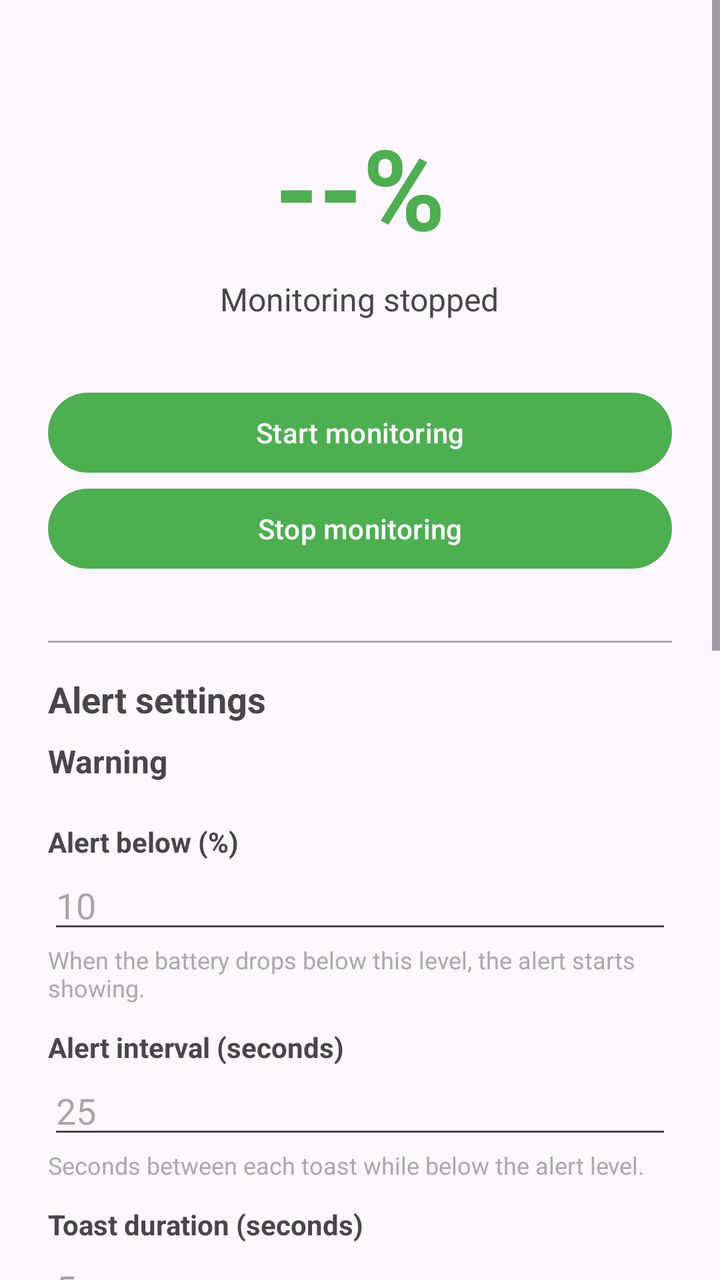
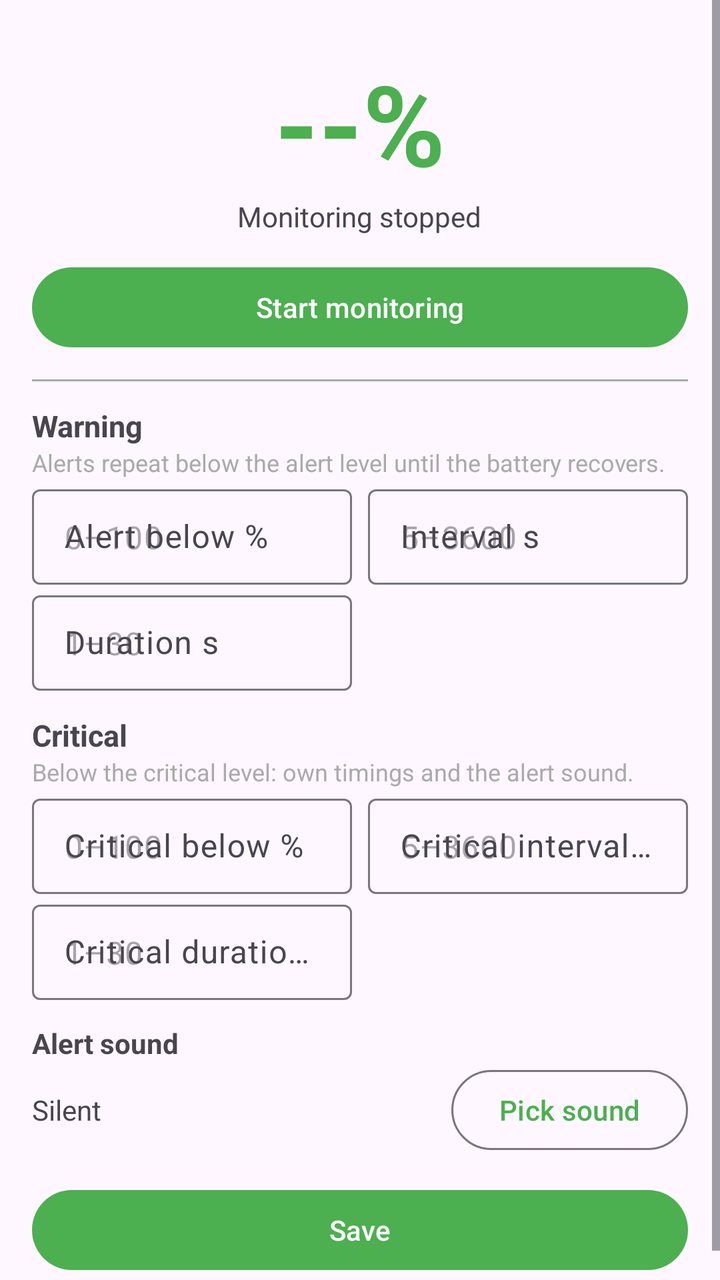

Screens rendered from an Android XML layout before and after an edit, with the pre-edit source and the edit as a unified diff.
<!-- AndroidManifest.xml: application theme Theme.BattWarn -->
<!-- res/layout/activity_main.xml -->
<?xml version="1.0" encoding="utf-8"?>
<ScrollView xmlns:android="http://schemas.android.com/apk/res/android"
    android:layout_width="match_parent"
    android:layout_height="match_parent">

    <LinearLayout
        android:layout_width="match_parent"
        android:layout_height="wrap_content"
        android:orientation="vertical"
        android:gravity="center_horizontal"
        android:padding="24dp">

        <TextView
            android:id="@+id/battery_text"
            android:layout_width="wrap_content"
            android:layout_height="wrap_content"
            android:layout_marginTop="32dp"
            android:text="@string/battery_placeholder"
            android:textColor="@color/battery_green"
            android:textSize="56sp"
            android:textStyle="bold" />

        <TextView
            android:id="@+id/status_text"
            android:layout_width="wrap_content"
            android:layout_height="wrap_content"
            android:layout_marginTop="8dp"
            android:gravity="center"
            android:text="@string/status_stopped"
            android:textSize="16sp" />

        <Button
            android:id="@+id/start_button"
            android:layout_width="match_parent"
            android:layout_height="wrap_content"
            android:layout_marginTop="32dp"
            android:text="@string/start_monitoring" />

        <Button
            android:id="@+id/stop_button"
            android:layout_width="match_parent"
            android:layout_height="wrap_content"
            android:text="@string/stop_monitoring" />

        <View
            android:layout_width="match_parent"
            android:layout_height="1dp"
            android:layout_marginTop="32dp"
            android:layout_marginBottom="16dp"
            android:background="@android:color/darker_gray" />

        <TextView
            android:layout_width="match_parent"
            android:layout_height="wrap_content"
            android:text="@string/settings_title"
            android:textSize="18sp"
            android:textStyle="bold" />

        <TextView
            android:layout_width="match_parent"
            android:layout_height="wrap_content"
            android:layout_marginTop="8dp"
            android:text="@string/warning_title"
            android:textSize="16sp"
            android:textStyle="bold" />

        <TextView
            android:id="@+id/label_alert"
            android:layout_width="match_parent"
            android:layout_height="wrap_content"
            android:layout_marginTop="20dp"
            android:text="@string/label_alert"
            android:textSize="14sp"
            android:textStyle="bold" />

        <EditText
            android:id="@+id/alert_field"
            android:layout_width="match_parent"
            android:layout_height="wrap_content"
            android:hint="10"
            android:inputType="number"
            android:maxLines="1" />

        <TextView
            android:layout_width="match_parent"
            android:layout_height="wrap_content"
            android:text="@string/desc_alert"
            android:textSize="12sp"
            android:textColor="@android:color/darker_gray" />

        <TextView
            android:id="@+id/label_interval"
            android:layout_width="match_parent"
            android:layout_height="wrap_content"
            android:layout_marginTop="12dp"
            android:text="@string/label_interval"
            android:textSize="14sp"
            android:textStyle="bold" />

        <EditText
            android:id="@+id/interval_field"
            android:layout_width="match_parent"
            android:layout_height="wrap_content"
            android:hint="25"
            android:inputType="number"
            android:maxLines="1" />

        <TextView
            android:layout_width="match_parent"
            android:layout_height="wrap_content"
            android:text="@string/desc_interval"
            android:textSize="12sp"
            android:textColor="@android:color/darker_gray" />

        <TextView
            android:id="@+id/label_duration"
            android:layout_width="match_parent"
            android:layout_height="wrap_content"
            android:layout_marginTop="12dp"
            android:text="@string/label_duration"
            android:textSize="14sp"
            android:textStyle="bold" />

        <EditText
            android:id="@+id/duration_field"
            android:layout_width="match_parent"
            android:layout_height="wrap_content"
            android:hint="5"
            android:inputType="number"
            android:maxLines="1" />

        <TextView
            android:layout_width="match_parent"
            android:layout_height="wrap_content"
            android:text="@string/desc_duration"
            android:textSize="12sp"
            android:textColor="@android:color/darker_gray" />

        <TextView
            android:layout_width="match_parent"
            android:layout_height="wrap_content"
            android:layout_marginTop="20dp"
            android:text="@string/critical_title"
            android:textSize="16sp"
            android:textStyle="bold" />

        <TextView
            android:id="@+id/label_critical"
            android:layout_width="match_parent"
            android:layout_height="wrap_content"
            android:layout_marginTop="12dp"
            android:text="@string/label_critical"
            android:textSize="14sp"
            android:textStyle="bold" />

        <EditText
            android:id="@+id/critical_field"
            android:layout_width="match_parent"
            android:layout_height="wrap_content"
            android:hint="5"
            android:inputType="number"
            android:maxLines="1" />

        <TextView
            android:layout_width="match_parent"
            android:layout_height="wrap_content"
            android:text="@string/desc_critical"
            android:textSize="12sp"
            android:textColor="@android:color/darker_gray" />

        <TextView
            android:id="@+id/label_critical_interval"
            android:layout_width="match_parent"
            android:layout_height="wrap_content"
            android:layout_marginTop="12dp"
            android:text="@string/label_critical_interval"
            android:textSize="14sp"
            android:textStyle="bold" />

        <EditText
            android:id="@+id/critical_interval_field"
            android:layout_width="match_parent"
            android:layout_height="wrap_content"
            android:hint="15"
            android:inputType="number"
            android:maxLines="1" />

        <TextView
            android:layout_width="match_parent"
            android:layout_height="wrap_content"
            android:text="@string/desc_critical_interval"
            android:textSize="12sp"
            android:textColor="@android:color/darker_gray" />

        <TextView
            android:id="@+id/label_critical_duration"
            android:layout_width="match_parent"
            android:layout_height="wrap_content"
            android:layout_marginTop="12dp"
            android:text="@string/label_critical_duration"
            android:textSize="14sp"
            android:textStyle="bold" />

        <EditText
            android:id="@+id/critical_duration_field"
            android:layout_width="match_parent"
            android:layout_height="wrap_content"
            android:hint="5"
            android:inputType="number"
            android:maxLines="1" />

        <TextView
            android:layout_width="match_parent"
            android:layout_height="wrap_content"
            android:text="@string/desc_critical_duration"
            android:textSize="12sp"
            android:textColor="@android:color/darker_gray" />

        <TextView
            android:id="@+id/label_sound"
            android:layout_width="match_parent"
            android:layout_height="wrap_content"
            android:layout_marginTop="12dp"
            android:text="@string/label_sound"
            android:textSize="14sp"
            android:textStyle="bold" />

        <LinearLayout
            android:layout_width="match_parent"
            android:layout_height="wrap_content"
            android:gravity="center_vertical"
            android:orientation="horizontal">

            <TextView
                android:id="@+id/sound_value"
                android:layout_width="0dp"
                android:layout_height="wrap_content"
                android:layout_weight="1"
                android:text="@string/sound_silent"
                android:textSize="14sp" />

            <Button
                android:id="@+id/pick_sound_button"
                android:layout_width="wrap_content"
                android:layout_height="wrap_content"
                android:text="@string/pick_sound" />
        </LinearLayout>

        <TextView
            android:layout_width="match_parent"
            android:layout_height="wrap_content"
            android:text="@string/desc_sound"
            android:textSize="12sp"
            android:textColor="@android:color/darker_gray" />

        <TextView
            android:layout_width="match_parent"
            android:layout_height="wrap_content"
            android:layout_marginTop="16dp"
            android:gravity="center"
            android:text="@string/hint_auto_recover"
            android:textSize="12sp"
            android:textColor="@android:color/darker_gray" />

        <Button
            android:id="@+id/save_button"
            android:layout_width="wrap_content"
            android:layout_height="wrap_content"
            android:layout_marginTop="16dp"
            android:text="@string/save_settings" />

    </LinearLayout>
</ScrollView>
<!-- resources referenced by this layout -->
<resources>
  <color name="battery_green">#4CAF50</color>
  <string name="battery_placeholder">--%</string>
  <string name="critical_title">Critical</string>
  <string name="desc_alert">When the battery drops below this level, the alert starts showing.</string>
  <string name="desc_critical">Below this lower level, alerts use critical timings and play the alert sound.</string>
  <string name="desc_critical_duration">How many seconds each critical alert banner stays on screen.</string>
  <string name="desc_critical_interval">Seconds between each critical alert.</string>
  <string name="desc_duration">How many seconds each alert toast stays on screen.</string>
  <string name="desc_interval">Seconds between each toast while below the alert level.</string>
  <string name="desc_sound">Played with each critical alert. Used when the battery is below the critical level.</string>
  <string name="hint_auto_recover">Alerts stop automatically once the battery rises back above the alert level.</string>
  <string name="label_alert">Alert below (%)</string>
  <string name="label_critical">Critical below (%)</string>
  <string name="label_critical_duration">Critical duration (seconds)</string>
  <string name="label_critical_interval">Critical interval (seconds)</string>
  <string name="label_duration">Toast duration (seconds)</string>
  <string name="label_interval">Alert interval (seconds)</string>
  <string name="label_sound">Alert sound</string>
  <string name="pick_sound">Pick sound</string>
  <string name="save_settings">Save</string>
  <string name="settings_title">Alert settings</string>
  <string name="sound_silent">Silent</string>
  <string name="start_monitoring">Start monitoring</string>
  <string name="status_stopped">Monitoring stopped</string>
  <string name="stop_monitoring">Stop monitoring</string>
  <string name="warning_title">Warning</string>
  <style name="Theme.BattWarn" parent="Theme.Material3.DayNight">
          <item name="colorPrimary">@color/battery_green</item>
      </style>
</resources>

<!-- the commit's change to res/layout/activity_main.xml (unified diff, before → after) -->
@@ -1,20 +1,22 @@
 <?xml version="1.0" encoding="utf-8"?>
 <ScrollView xmlns:android="http://schemas.android.com/apk/res/android"
+    xmlns:app="http://schemas.android.com/apk/res-auto"
     android:layout_width="match_parent"
-    android:layout_height="match_parent">
+    android:layout_height="match_parent"
+    android:fillViewport="true">
 
     <LinearLayout
         android:layout_width="match_parent"
         android:layout_height="wrap_content"
         android:orientation="vertical"
-        android:gravity="center_horizontal"
-        android:padding="24dp">
+        android:padding="16dp">
 
         <TextView
             android:id="@+id/battery_text"
             android:layout_width="wrap_content"
             android:layout_height="wrap_content"
-            android:layout_marginTop="32dp"
+            android:layout_gravity="center"
+            android:layout_marginTop="8dp"
             android:text="@string/battery_placeholder"
             android:textColor="@color/battery_green"
             android:textSize="56sp"
@@ -24,201 +26,190 @@
             android:id="@+id/status_text"
             android:layout_width="wrap_content"
             android:layout_height="wrap_content"
-            android:layout_marginTop="8dp"
-            android:gravity="center"
+            android:layout_gravity="center"
             android:text="@string/status_stopped"
-            android:textSize="16sp" />
+            android:textSize="14sp" />
 
         <Button
-            android:id="@+id/start_button"
-            android:layout_width="match_parent"
-            android:layout_height="wrap_content"
-            android:layout_marginTop="32dp"
+            android:id="@+id/monitor_button"
+            android:layout_width="match_parent"
+            android:layout_height="wrap_content"
+            android:layout_marginTop="12dp"
             android:text="@string/start_monitoring" />
 
-        <Button
-            android:id="@+id/stop_button"
-            android:layout_width="match_parent"
-            android:layout_height="wrap_content"
-            android:text="@string/stop_monitoring" />
-
         <View
             android:layout_width="match_parent"
             android:layout_height="1dp"
-            android:layout_marginTop="32dp"
-            android:layout_marginBottom="16dp"
+            android:layout_marginTop="12dp"
+            android:layout_marginBottom="12dp"
             android:background="@android:color/darker_gray" />
 
         <TextView
-            android:layout_width="match_parent"
-            android:layout_height="wrap_content"
-            android:text="@string/settings_title"
-            android:textSize="18sp"
-            android:textStyle="bold" />
-
-        <TextView
-            android:layout_width="match_parent"
-            android:layout_height="wrap_content"
-            android:layout_marginTop="8dp"
+            android:layout_width="wrap_content"
+            android:layout_height="wrap_content"
             android:text="@string/warning_title"
-            android:textSize="16sp"
-            android:textStyle="bold" />
-
-        <TextView
-            android:id="@+id/label_alert"
-            android:layout_width="match_parent"
-            android:layout_height="wrap_content"
-            android:layout_marginTop="20dp"
-            android:text="@string/label_alert"
-            android:textSize="14sp"
-            android:textStyle="bold" />
-
-        <EditText
-            android:id="@+id/alert_field"
-            android:layout_width="match_parent"
-            android:layout_height="wrap_content"
-            android:hint="10"
-            android:inputType="number"
-            android:maxLines="1" />
-
-        <TextView
-            android:layout_width="match_parent"
-            android:layout_height="wrap_content"
-            android:text="@string/desc_alert"
-            android:textSize="12sp"
-            android:textColor="@android:color/darker_gray" />
-
-        <TextView
-            android:id="@+id/label_interval"
-            android:layout_width="match_parent"
-            android:layout_height="wrap_content"
-            android:layout_marginTop="12dp"
-            android:text="@string/label_interval"
-            android:textSize="14sp"
-            android:textStyle="bold" />
-
-        <EditText
-            android:id="@+id/interval_field"
-            android:layout_width="match_parent"
-            android:layout_height="wrap_content"
-            android:hint="25"
-            android:inputType="number"
-            android:maxLines="1" />
-
-        <TextView
-            android:layout_width="match_parent"
-            android:layout_height="wrap_content"
-            android:text="@string/desc_interval"
-            android:textSize="12sp"
-            android:textColor="@android:color/darker_gray" />
-
-        <TextView
-            android:id="@+id/label_duration"
-            android:layout_width="match_parent"
-            android:layout_height="wrap_content"
-            android:layout_marginTop="12dp"
-            android:text="@string/label_duration"
-            android:textSize="14sp"
-            android:textStyle="bold" />
-
-        <EditText
-            android:id="@+id/duration_field"
-            android:layout_width="match_parent"
-            android:layout_height="wrap_content"
-            android:hint="5"
-            android:inputType="number"
-            android:maxLines="1" />
-
-        <TextView
-            android:layout_width="match_parent"
-            android:layout_height="wrap_content"
-            android:text="@string/desc_duration"
-            android:textSize="12sp"
-            android:textColor="@android:color/darker_gray" />
-
-        <TextView
-            android:layout_width="match_parent"
-            android:layout_height="wrap_content"
-            android:layout_marginTop="20dp"
+            android:textSize="15sp"
+            android:textStyle="bold" />
+
+        <TextView
+            android:layout_width="match_parent"
+            android:layout_height="wrap_content"
+            android:text="@string/note_warning"
+            android:textColor="@android:color/darker_gray"
+            android:textSize="12sp" />
+
+        <LinearLayout
+            android:layout_width="match_parent"
+            android:layout_height="wrap_content"
+            android:orientation="horizontal">
+
+            <com.google.android.material.textfield.TextInputLayout
+                style="@style/Widget.Material3.TextInputLayout.OutlinedBox.Dense"
+                android:layout_width="0dp"
+                android:layout_height="wrap_content"
+                android:layout_marginEnd="8dp"
+                android:layout_weight="1"
+                android:hint="@string/label_alert">
+
+                <com.google.android.material.textfield.TextInputEditText
+                    android:id="@+id/alert_field"
+                    android:layout_width="match_parent"
+                    android:layout_height="wrap_content"
+                    android:hint="@string/hint_percent"
+                    android:inputType="number"
+                    android:maxLines="1" />
+            </com.google.android.material.textfield.TextInputLayout>
+
+            <com.google.android.material.textfield.TextInputLayout
+                style="@style/Widget.Material3.TextInputLayout.OutlinedBox.Dense"
+                android:layout_width="0dp"
+                android:layout_height="wrap_content"
+                android:layout_weight="1"
+                android:hint="@string/label_interval">
+
+                <com.google.android.material.textfield.TextInputEditText
+                    android:id="@+id/interval_field"
+                    android:layout_width="match_parent"
+                    android:layout_height="wrap_content"
+                    android:hint="@string/hint_seconds_warning"
+                    android:inputType="number"
+                    android:maxLines="1" />
+            </com.google.android.material.textfield.TextInputLayout>
+        </LinearLayout>
+
+        <LinearLayout
+            android:layout_width="match_parent"
+            android:layout_height="wrap_content"
+            android:orientation="horizontal">
+
+            <com.google.android.material.textfield.TextInputLayout
+                style="@style/Widget.Material3.TextInputLayout.OutlinedBox.Dense"
+                android:layout_width="0dp"
+                android:layout_height="wrap_content"
+                android:layout_marginEnd="8dp"
+                android:layout_weight="1"
+                android:hint="@string/label_duration">
+
+                <com.google.android.material.textfield.TextInputEditText
+                    android:id="@+id/duration_field"
+                    android:layout_width="match_parent"
+                    android:layout_height="wrap_content"
+                    android:hint="@string/hint_seconds_duration"
+                    android:inputType="number"
+                    android:maxLines="1" />
+            </com.google.android.material.textfield.TextInputLayout>
+
+            <Space
+                android:layout_width="0dp"
+                android:layout_height="1dp"
+                android:layout_weight="1" />
+        </LinearLayout>
+
+        <TextView
+            android:layout_width="wrap_content"
+            android:layout_height="wrap_content"
+            android:layout_marginTop="12dp"
             android:text="@string/critical_title"
-            android:textSize="16sp"
-            android:textStyle="bold" />
-
-        <TextView
-            android:id="@+id/label_critical"
-            android:layout_width="match_parent"
-            android:layout_height="wrap_content"
-            android:layout_marginTop="12dp"
-            android:text="@string/label_critical"
-            android:textSize="14sp"
-            android:textStyle="bold" />
-
-        <EditText
-            android:id="@+id/critical_field"
-            android:layout_width="match_parent"
-            android:layout_height="wrap_content"
-            android:hint="5"
-            android:inputType="number"
-            android:maxLines="1" />
-
-        <TextView
-            android:layout_width="match_parent"
-            android:layout_height="wrap_content"
-            android:text="@string/desc_critical"
-            android:textSize="12sp"
-            android:textColor="@android:color/darker_gray" />
-
-        <TextView
-            android:id="@+id/label_critical_interval"
-            android:layout_width="match_parent"
-            android:layout_height="wrap_content"
-            android:layout_marginTop="12dp"
-            android:text="@string/label_critical_interval"
-            android:textSize="14sp"
-            android:textStyle="bold" />
-
-        <EditText
-            android:id="@+id/critical_interval_field"
-            android:layout_width="match_parent"
-            android:layout_height="wrap_content"
-            android:hint="15"
-            android:inputType="number"
-            android:maxLines="1" />
-
-        <TextView
-            android:layout_width="match_parent"
-            android:layout_height="wrap_content"
-            android:text="@string/desc_critical_interval"
-            android:textSize="12sp"
-            android:textColor="@android:color/darker_gray" />
-
-        <TextView
-            android:id="@+id/label_critical_duration"
-            android:layout_width="match_parent"
-            android:layout_height="wrap_content"
-            android:layout_marginTop="12dp"
-            android:text="@string/label_critical_duration"
-            android:textSize="14sp"
-            android:textStyle="bold" />
-
-        <EditText
-            android:id="@+id/critical_duration_field"
-            android:layout_width="match_parent"
-            android:layout_height="wrap_content"
-            android:hint="5"
-            android:inputType="number"
-            android:maxLines="1" />
-
-        <TextView
-            android:layout_width="match_parent"
-            android:layout_height="wrap_content"
-            android:text="@string/desc_critical_duration"
-            android:textSize="12sp"
-            android:textColor="@android:color/darker_gray" />
+            android:textSize="15sp"
+            android:textStyle="bold" />
+
+        <TextView
+            android:layout_width="match_parent"
+            android:layout_height="wrap_content"
+            android:text="@string/note_critical"
+            android:textColor="@android:color/darker_gray"
+            android:textSize="12sp" />
+
+        <LinearLayout
+            android:layout_width="match_parent"
+            android:layout_height="wrap_content"
+            android:orientation="horizontal">
+
+            <com.google.android.material.textfield.TextInputLayout
+                style="@style/Widget.Material3.TextInputLayout.OutlinedBox.Dense"
+                android:layout_width="0dp"
+                android:layout_height="wrap_content"
+                android:layout_marginEnd="8dp"
+                android:layout_weight="1"
+                android:hint="@string/label_critical">
+
+                <com.google.android.material.textfield.TextInputEditText
+                    android:id="@+id/critical_field"
+                    android:layout_width="match_parent"
+                    android:layout_height="wrap_content"
+                    android:hint="@string/hint_percent"
+                    android:inputType="number"
+                    android:maxLines="1" />
+            </com.google.android.material.textfield.TextInputLayout>
+
+            <com.google.android.material.textfield.TextInputLayout
+                style="@style/Widget.Material3.TextInputLayout.OutlinedBox.Dense"
+                android:layout_width="0dp"
+                android:layout_height="wrap_content"
+                android:layout_weight="1"
+                android:hint="@string/label_critical_interval">
+
+                <com.google.android.material.textfield.TextInputEditText
+                    android:id="@+id/critical_interval_field"
+                    android:layout_width="match_parent"
+                    android:layout_height="wrap_content"
+                    android:hint="@string/hint_seconds_warning"
+                    android:inputType="number"
+                    android:maxLines="1" />
+            </com.google.android.material.textfield.TextInputLayout>
+        </LinearLayout>
+
+        <LinearLayout
+            android:layout_width="match_parent"
+            android:layout_height="wrap_content"
+            android:orientation="horizontal">
+
+            <com.google.android.material.textfield.TextInputLayout
+                style="@style/Widget.Material3.TextInputLayout.OutlinedBox.Dense"
+                android:layout_width="0dp"
+                android:layout_height="wrap_content"
+                android:layout_marginEnd="8dp"
+                android:layout_weight="1"
+                android:hint="@string/label_critical_duration">
+
+                <com.google.android.material.textfield.TextInputEditText
+                    android:id="@+id/critical_duration_field"
+                    android:layout_width="match_parent"
+                    android:layout_height="wrap_content"
+                    android:hint="@string/hint_seconds_duration"
+                    android:inputType="number"
+                    android:maxLines="1" />
+            </com.google.android.material.textfield.TextInputLayout>
+
+            <Space
+                android:layout_width="0dp"
+                android:layout_height="1dp"
+                android:layout_weight="1" />
+        </LinearLayout>
 
         <TextView
             android:id="@+id/label_sound"
-            android:layout_width="match_parent"
+            android:layout_width="wrap_content"
             android:layout_height="wrap_content"
             android:layout_marginTop="12dp"
             android:text="@string/label_sound"
@@ -241,32 +232,17 @@
 
             <Button
                 android:id="@+id/pick_sound_button"
+                style="@style/Widget.Material3.Button.OutlinedButton"
                 android:layout_width="wrap_content"
                 android:layout_height="wrap_content"
                 android:text="@string/pick_sound" />
         </LinearLayout>
-
-        <TextView
-            android:layout_width="match_parent"
-            android:layout_height="wrap_content"
-            android:text="@string/desc_sound"
-            android:textSize="12sp"
-            android:textColor="@android:color/darker_gray" />
-
-        <TextView
-            android:layout_width="match_parent"
-            android:layout_height="wrap_content"
-            android:layout_marginTop="16dp"
-            android:gravity="center"
-            android:text="@string/hint_auto_recover"
-            android:textSize="12sp"
-            android:textColor="@android:color/darker_gray" />
 
         <Button
             android:id="@+id/save_button"
-            android:layout_width="wrap_content"
-            android:layout_height="wrap_content"
-            android:layout_marginTop="16dp"
+            android:layout_width="match_parent"
+            android:layout_height="wrap_content"
+            android:layout_marginTop="12dp"
             android:text="@string/save_settings" />
 
     </LinearLayout>
<!-- resource entries referenced after the edit -->
@@ -3,28 +3,23 @@
   <color name="battery_green">#4CAF50</color>
   <string name="battery_placeholder">--%</string>
   <string name="critical_title">Critical</string>
-  <string name="desc_alert">When the battery drops below this level, the alert starts showing.</string>
-  <string name="desc_critical">Below this lower level, alerts use critical timings and play the alert sound.</string>
-  <string name="desc_critical_duration">How many seconds each critical alert banner stays on screen.</string>
-  <string name="desc_critical_interval">Seconds between each critical alert.</string>
-  <string name="desc_duration">How many seconds each alert toast stays on screen.</string>
-  <string name="desc_interval">Seconds between each toast while below the alert level.</string>
-  <string name="desc_sound">Played with each critical alert. Used when the battery is below the critical level.</string>
-  <string name="hint_auto_recover">Alerts stop automatically once the battery rises back above the alert level.</string>
-  <string name="label_alert">Alert below (%)</string>
-  <string name="label_critical">Critical below (%)</string>
-  <string name="label_critical_duration">Critical duration (seconds)</string>
-  <string name="label_critical_interval">Critical interval (seconds)</string>
-  <string name="label_duration">Toast duration (seconds)</string>
-  <string name="label_interval">Alert interval (seconds)</string>
+  <string name="hint_percent">0–100</string>
+  <string name="hint_seconds_duration">1–30</string>
+  <string name="hint_seconds_warning">5–3600</string>
+  <string name="label_alert">Alert below %</string>
+  <string name="label_critical">Critical below %</string>
+  <string name="label_critical_duration">Critical duration s</string>
+  <string name="label_critical_interval">Critical interval s</string>
+  <string name="label_duration">Duration s</string>
+  <string name="label_interval">Interval s</string>
   <string name="label_sound">Alert sound</string>
+  <string name="note_critical">Below the critical level: own timings and the alert sound.</string>
+  <string name="note_warning">Alerts repeat below the alert level until the battery recovers.</string>
   <string name="pick_sound">Pick sound</string>
   <string name="save_settings">Save</string>
-  <string name="settings_title">Alert settings</string>
   <string name="sound_silent">Silent</string>
   <string name="start_monitoring">Start monitoring</string>
   <string name="status_stopped">Monitoring stopped</string>
-  <string name="stop_monitoring">Stop monitoring</string>
   <string name="warning_title">Warning</string>
   <style name="Theme.BattWarn" parent="Theme.Material3.DayNight">
           <item name="colorPrimary">@color/battery_green</item>
